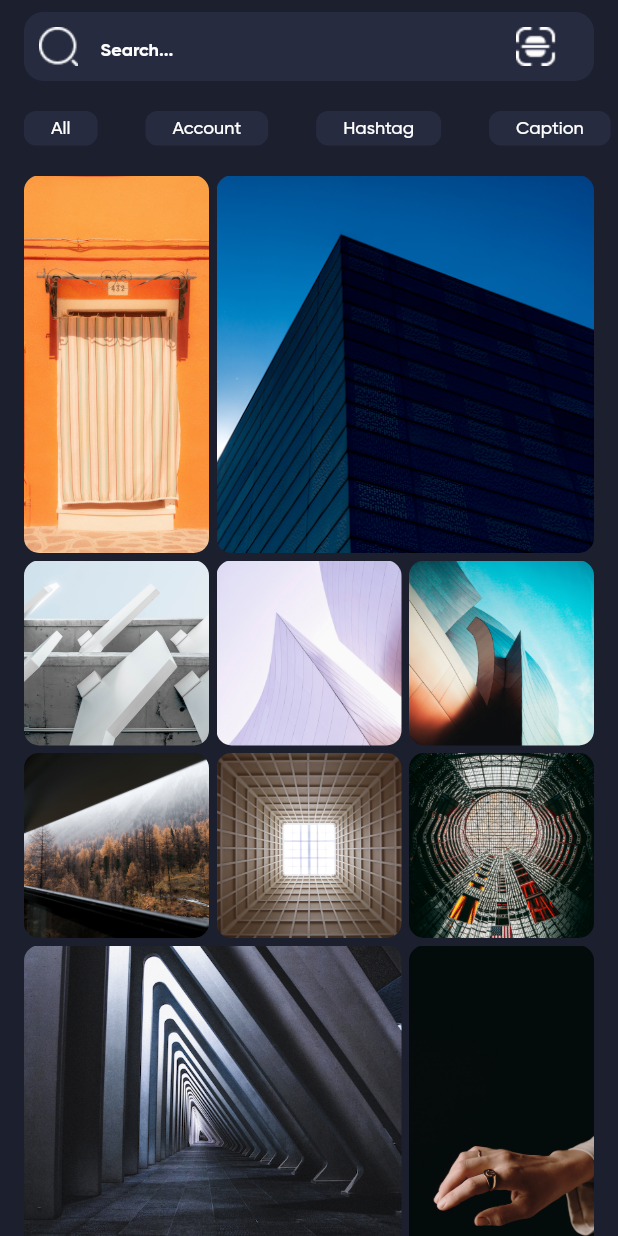
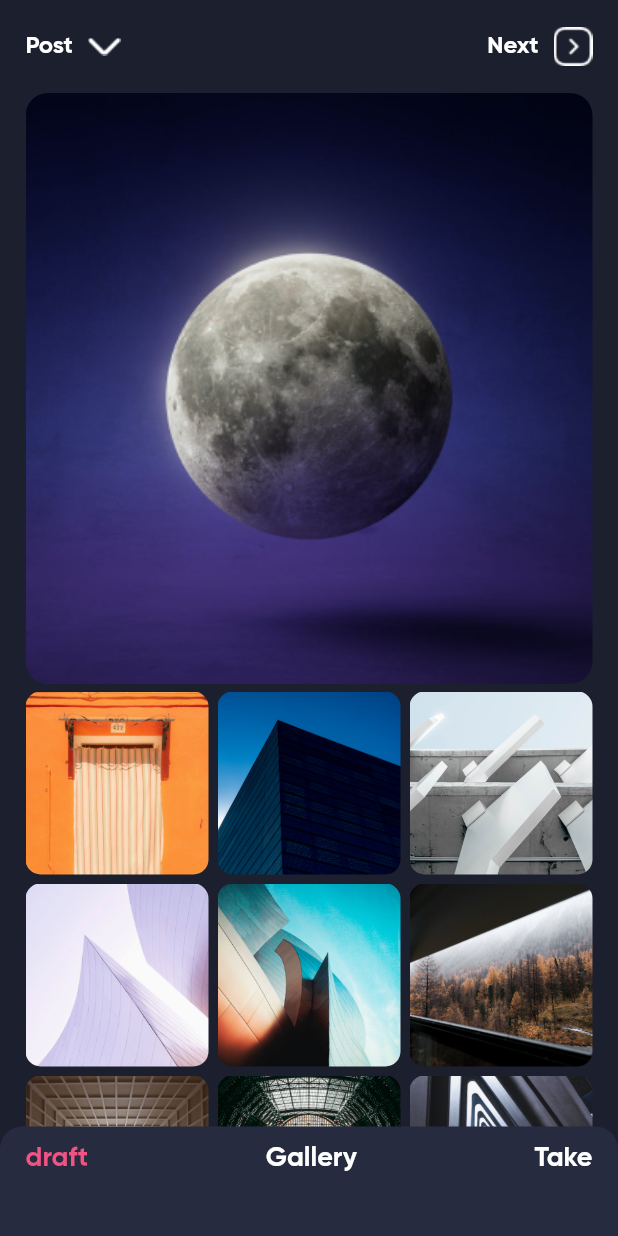
Before and after one commit to efarhadi/instagram, a Flutter app: the screen it shows after launch, on a phone screen of 412 x 824 dp. Run offline on Flutter 3.47's test engine with Material 2 defaults, Android fonts, the phone set to English and light mode, and no system bars; our stand-ins replace dotted_border.

Commit message:
implement addPost page

```diff
--- a/lib/main.dart
+++ b/lib/main.dart
@@ -1,4 +1,5 @@
 import 'package:flutter/material.dart';
+import 'package:instagram_app/screens/add_post_screen.dart';
 import 'package:instagram_app/screens/home_screen.dart';
 import 'package:instagram_app/screens/login_screen.dart';
 import 'package:instagram_app/screens/search_screen.dart';
@@ -30,7 +31,7 @@ class Application extends StatelessWidget {
                 textStyle: TextStyle(fontFamily: 'GB', fontSize: 16)),
           )),
       debugShowCheckedModeBanner: false,
-      home: SearchScreen(),
+      home: addPost(),
     );
   }
 }
--- /dev/null
+++ b/lib/screens/add_post_screen.dart
@@ -0,0 +1,127 @@
+import 'package:flutter/material.dart';
+
+class addPost extends StatelessWidget {
+  const addPost({Key? key}) : super(key: key);
+
+  @override
+  Widget build(BuildContext context) {
+    return Scaffold(
+        backgroundColor: Color(0xff1C1F2E),
+        body: SafeArea(
+          child: Stack(
+            alignment: AlignmentDirectional.bottomCenter,
+            children: [
+              _getScrollingPart(),
+              Container(
+                height: 73,
+                decoration: BoxDecoration(
+                    borderRadius: BorderRadius.only(
+                      topLeft: Radius.circular(15),
+                      topRight: Radius.circular(15),
+                    ),
+                    color: Color(0xff272B40)),
+                child: Padding(
+                  padding: const EdgeInsets.only(left: 17, right: 17, top: 10),
+                  child: Row(
+                    mainAxisAlignment: MainAxisAlignment.spaceBetween,
+                    crossAxisAlignment: CrossAxisAlignment.start,
+                    children: [
+                      Text(
+                        'draft',
+                        style: TextStyle(
+                            fontFamily: 'GB',
+                            fontSize: 18,
+                            color: Color(0xffF35383)),
+                      ),
+                      Text('Gallery',
+                          style: TextStyle(
+                              fontFamily: 'GB',
+                              fontSize: 18,
+                              color: Colors.white)),
+                      Text('Take',
+                          style: TextStyle(
+                              fontFamily: 'GB',
+                              fontSize: 18,
+                              color: Colors.white)),
+                    ],
+                  ),
+                ),
+              ),
+            ],
+          ),
+        ));
+  }
+
+  Widget _getScrollingPart() {
+    return CustomScrollView(
+      slivers: [
+        SliverToBoxAdapter(
+          child: _getHeader(),
+        ),
+        SliverToBoxAdapter(
+          child: _getSelectedImage(),
+        ),
+        SliverPadding(
+          padding: EdgeInsets.symmetric(horizontal: 17, vertical: 5),
+          sliver: SliverGrid(
+            delegate: SliverChildBuilderDelegate((context, index) {
+              return ClipRRect(
+                borderRadius: BorderRadius.circular(10),
+                child: Image.asset(
+                  'images/item$index.png',
+                  fit: BoxFit.cover,
+                ),
+              );
+            }, childCount: 10),
+            gridDelegate: SliverGridDelegateWithFixedCrossAxisCount(
+                crossAxisCount: 3, mainAxisSpacing: 6, crossAxisSpacing: 6),
+          ),
+        ),
+        SliverPadding(padding: EdgeInsets.only(bottom: 83))
+      ],
+    );
+  }
+
+  Widget _getSelectedImage() {
+    return Container(
+      padding: EdgeInsets.symmetric(horizontal: 17),
+      height: 394,
+      child: ClipRRect(
+        borderRadius: BorderRadius.circular(15),
+        child: Image.asset(
+          'images/Postmain.png',
+          fit: BoxFit.cover,
+        ),
+      ),
+    );
+  }
+
+  Widget _getHeader() {
+    return Padding(
+      padding: EdgeInsets.symmetric(horizontal: 17, vertical: 18),
+      child: Row(
+        children: [
+          Text(
+            'Post',
+            style:
+                TextStyle(fontFamily: 'GB', color: Colors.white, fontSize: 16),
+          ),
+          SizedBox(
+            width: 10,
+          ),
+          Image.asset('images/icon_arrow_down.png'),
+          Spacer(),
+          Text(
+            'Next',
+            style:
+                TextStyle(fontFamily: 'GB', color: Colors.white, fontSize: 16),
+          ),
+          SizedBox(
+            width: 10,
+          ),
+          Image.asset('images/icon_arrow_right_box.png')
+        ],
+      ),
+    );
+  }
+}
```
Also changed, not shown: images/Postmain.png (added), images/icon_arrow_down.png (added), images/icon_arrow_right_box.png (added).
